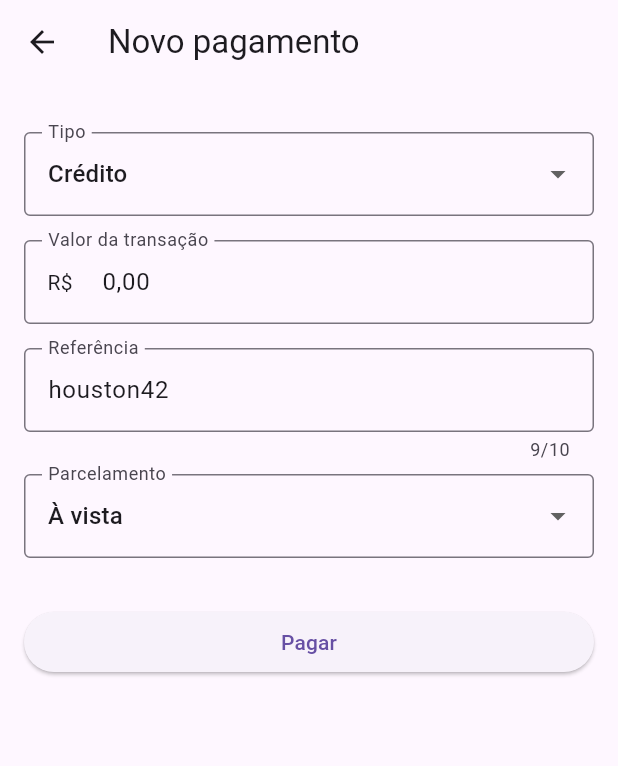
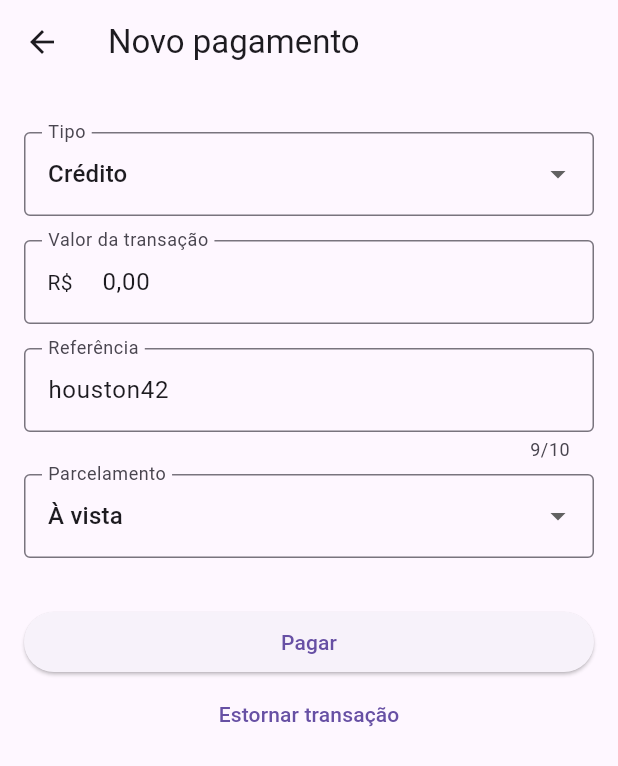
Before and after one commit to leandrofabianjr/pagseguro_plugpag_flutter, a Flutter app: the screen it shows after launch, after a tap on "Fazer pagamento", on a phone screen of 412 x 824 dp. Shown: the top 766 px of the screen. Run offline on Flutter 3.47's test engine with Material 3 defaults, Android fonts, the phone set to English and light mode, and no system bars; our stand-ins replace plugin_platform_interface.

Commit message:
Adicionado método de estorno de venda

```diff
--- a/example/lib/main.dart
+++ b/example/lib/main.dart
@@ -7,11 +7,19 @@ import 'package:pagseguro_plugpag_flutter/pagseguro_plugpag_flutter.dart';
 import 'package:pagseguro_plugpag_flutter_example/transaction_result_widget.dart';
 import 'package:path_provider/path_provider.dart'
     show getExternalCacheDirectories;
+import 'package:provider/provider.dart';
 
 import 'payment_page.dart';
 
+class TemporaryData extends ChangeNotifier {
+  List<PlugPagTransactionResult> transactions = [];
+}
+
 void main() {
-  runApp(const MaterialApp(home: PagseguroPlugpagFlutterExample()));
+  runApp(ChangeNotifierProvider(
+    create: (context) => TemporaryData(),
+    child: const MaterialApp(home: PagseguroPlugpagFlutterExample()),
+  ));
 }
 
 class PagseguroPlugpagFlutterExample extends StatefulWidget {
@@ -97,6 +105,11 @@ class _PagseguroPlugpagFlutterExampleState
             title: const Text('Reimpressão via estabelecimento'),
             subtitle: const Text('asyncReprintEstablishmentReceipt()'),
             onTap: () => handleCall(reimpressaoViaEstabelecimento),
+          ),
+          ListTile(
+            title: const Text('Cancelar execução'),
+            subtitle: const Text('abort()'),
+            onTap: () => handleCall(cancelarExecucao),
           ),
           ListTile(
             title: const Text('Imprimir imagem'),
@@ -201,6 +214,13 @@ mixin PlugPagImplementations {
     );
     return completer.future;
   }
+
+  Future<Widget> cancelarExecucao() => _plugPag.abort().then(
+        (value) => value.result == PlugPag.RET_OK
+            ? const Text('Execução cancelada')
+            : Text('Erro: ${value.result}'),
+        onError: (e) => Text('Erro: ${e.toString()}'),
+      );
 }
 
 class CalcularParcelasAsyncListener extends PlugPagInstallmentsListener {
--- a/example/lib/payment_page.dart
+++ b/example/lib/payment_page.dart
@@ -1,6 +1,7 @@
 import 'package:flutter/material.dart';
 import 'package:flutter/services.dart';
 import 'package:pagseguro_plugpag_flutter/pagseguro_plugpag_flutter.dart';
+import 'main.dart';
 import 'package:provider/provider.dart';
 
 import 'transaction_result_widget.dart';
@@ -38,6 +39,10 @@ class PaymentPage extends StatelessWidget {
                 )
               ]);
             case PlugPagPaymentControllerStatus.finished:
+              context
+                  .read<TemporaryData>()
+                  .transactions
+                  .add(state.transactionResult!);
               return TransactionResultWidget(state.transactionResult!);
             case PlugPagPaymentControllerStatus.error:
             case PlugPagPaymentControllerStatus.aborted:
@@ -176,8 +181,37 @@ class _PaymentFormWidgetState extends State<PaymentFormWidget> {
     }
   }
 
+  Future<PlugPagTransactionResult?> chooseTransaction() {
+    final transactions = context.read<TemporaryData>().transactions;
+    return showDialog<PlugPagTransactionResult>(
+      context: context,
+      builder: (_) => AlertDialog(
+        title: const Text('Selecione uma transação'),
+        content: transactions.isEmpty
+            ? const Text('Nenhuma transação encontrada')
+            : ListView(
+                children: transactions
+                    .map((t) => ListTile(
+                          title: Text('${t.date} - R\$ ${t.amount}'),
+                          subtitle:
+                              Text('${t.transactionId} (${t.transactionCode})'),
+                          onTap: () => Navigator.of(context).pop(t),
+                        ))
+                    .toList(),
+              ),
+        actions: [
+          TextButton(
+            onPressed: () => Navigator.of(context).pop(),
+            child: const Text('Cancelar'),
+          )
+        ],
+      ),
+    );
+  }
+
   @override
   Widget build(BuildContext context) {
+    final controller = context.read<PlugPagPaymentController>();
     return Scaffold(
       appBar: AppBar(title: const Text('Novo pagamento')),
       body: SingleChildScrollView(
@@ -305,6 +339,17 @@ class _PaymentFormWidgetState extends State<PaymentFormWidget> {
                   onPressed: _doPayment,
                   child: const Text('Pagar'),
                 ),
+                TextButton(
+                  onPressed: () => chooseTransaction().then((t) {
+                    if (t != null) {
+                      controller.voidPayment(PlugPagVoidData(
+                        t.transactionCode ?? '',
+                        t.transactionId ?? '',
+                      ));
+                    }
+                  }),
+                  child: const Text('Estornar transação'),
+                ),
               ],
             ),
           ),
--- a/lib/src/flutter/plug_pag_payment_controller.dart
+++ b/lib/src/flutter/plug_pag_payment_controller.dart
@@ -145,6 +145,12 @@ class PlugPagPaymentController extends ChangeNotifier {
     notifyListeners();
     _plugPag.abort().then(_onAbortResult);
   }
+
+  void voidPayment(PlugPagVoidData voidData) {
+    state = PlugPagPaymentControllerState(status: _S.loading);
+    notifyListeners();
+    _plugPag.voidPayment(voidData).then(_onDoPaymentResult);
+  }
 }
 
 class _PlugPagPaymentEventListener extends PlugPagEventListener {
--- a/lib/src/plug_pag/plug_pag_datas.dart
+++ b/lib/src/plug_pag/plug_pag_datas.dart
@@ -164,3 +164,27 @@ class PlugPagPaymentData extends PlugPagDataClass {
         isCarne,
       ];
 }
+
+class PlugPagVoidData extends PlugPagDataClass {
+  PlugPagVoidData(
+    this.transactionCode,
+    this.transactionId, [
+    this.printReceipt = false,
+    this.voidType = PlugPag.VOID_PAYMENT,
+  ]);
+
+  final String transactionCode;
+  final String transactionId;
+  final bool printReceipt;
+  final int voidType;
+
+  @override
+  String get className => 'PlugPagVoidData';
+  @override
+  List get params => [
+        transactionCode,
+        transactionId,
+        printReceipt,
+        voidType,
+      ];
+}
--- a/lib/src/plug_pag/plug_pag_methods.dart
+++ b/lib/src/plug_pag/plug_pag_methods.dart
@@ -132,4 +132,10 @@ mixin PlugPagMethods {
         'asyncReprintEstablishmentReceipt',
         [listener],
       );
+
+  Future<PlugPagTransactionResult> voidPayment(PlugPagVoidData voidData) async {
+    final res = await PagseguroPlugpagFlutterPlatform.instance
+        .invokePlugPagMethod('voidPayment', [voidData]);
+    return PlugPagTransactionResult.fromMethodChannel(res['ppf_args']);
+  }
 }
```
Also changed, not shown: 1 other file.
